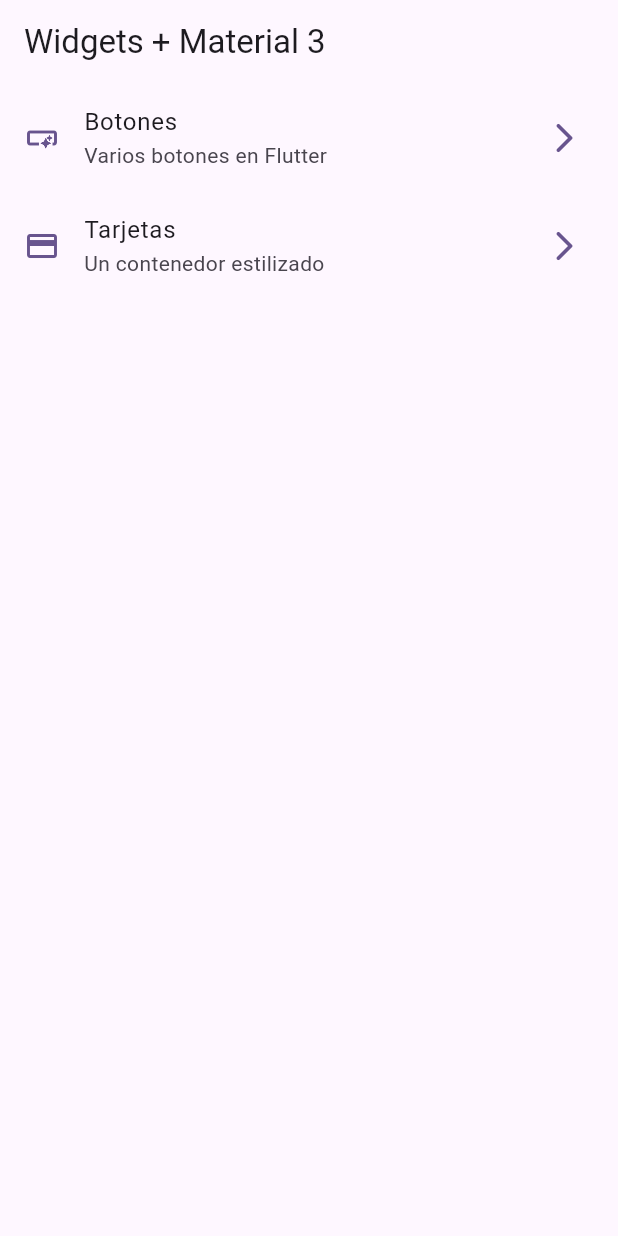
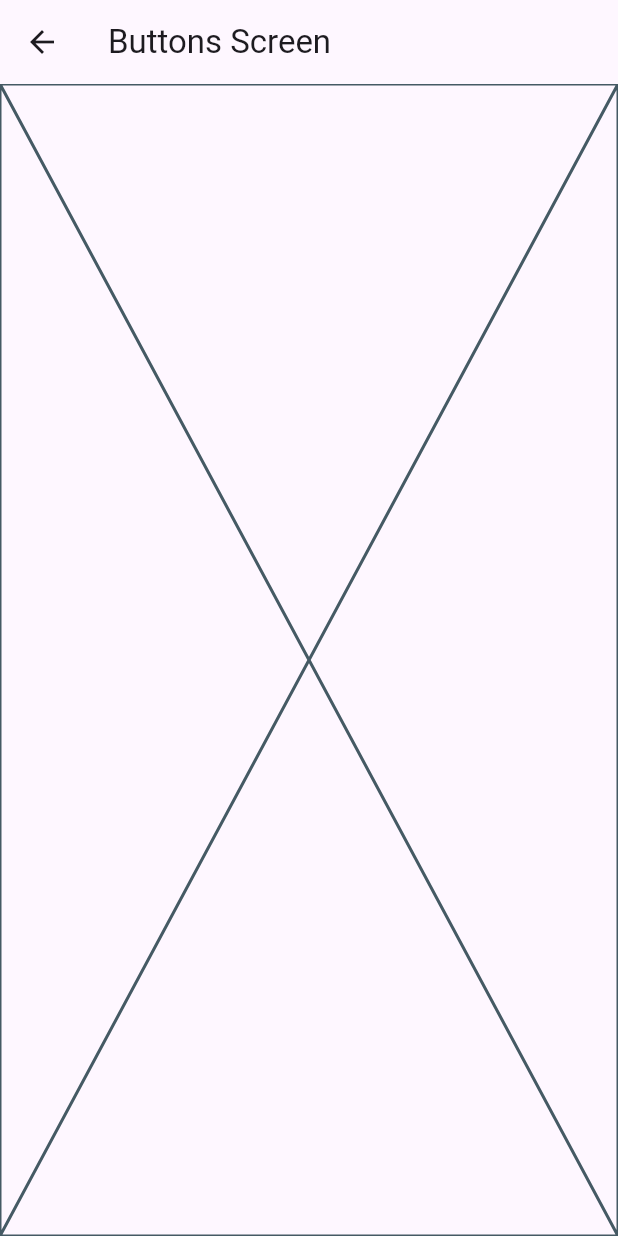
Before and after one commit to edgonzalez24/Flutter--Mobile-apps, a Flutter app: the screen it shows after launch, after a tap on "Botones", on a phone screen of 412 x 824 dp. Run offline on Flutter 3.47's test engine with Material 3 defaults, Android fonts, the phone set to English and light mode, and no system bars; our stand-ins replace animate_do, dio, video_player.

Commit message:
feat: Add ButtonsScreen and CardsScreen with navigation routes

```diff
--- a/widgets_app/lib/main.dart
+++ b/widgets_app/lib/main.dart
@@ -1,5 +1,7 @@
 import 'package:flutter/material.dart';
 import 'package:widgets_app/config/theme/app_theme.dart';
+import 'package:widgets_app/presentation/screens/buttons/buttons_screen.dart';
+import 'package:widgets_app/presentation/screens/cards/cards_screen.dart';
 import 'package:widgets_app/presentation/screens/home/home_screen.dart';
 
 void main() {
@@ -17,6 +19,10 @@
       title: 'Flutter Demo',
       theme: AppTheme(selectedColor: 3).getTheme(),
       home: HomeScreen(),
+      routes: {
+        '/buttons': (context) => const ButtonsScreen(),
+        '/cards': (context) => const CardsScreen(),
+      },
     );
   }
 }
--- /dev/null
+++ b/widgets_app/lib/presentation/screens/buttons/buttons_screen.dart
@@ -0,0 +1,15 @@
+import 'package:flutter/material.dart';
+
+class ButtonsScreen extends StatelessWidget {
+  const ButtonsScreen({super.key});
+
+  @override
+  Widget build(BuildContext context) {
+    return Scaffold(
+      appBar: AppBar(
+        title: const Text('Buttons Screen'),
+      ),
+      body: Placeholder(),
+    );
+  }
+}
--- a/widgets_app/lib/presentation/widgets/home/home_view_widget.dart
+++ b/widgets_app/lib/presentation/widgets/home/home_view_widget.dart
@@ -1,5 +1,6 @@
 import 'package:flutter/material.dart';
 import 'package:widgets_app/config/menu/menu_item.dart';
+import 'package:widgets_app/presentation/screens/buttons/buttons_screen.dart';
 
 class HomeViewWidget extends StatelessWidget {
   const HomeViewWidget({super.key});
@@ -33,9 +34,12 @@
       subtitle: Text(menuItem.subtitle),
       trailing: Icon(Icons.arrow_forward_ios_rounded, color: colors.primary),
       onTap: () {
-        Tooltip(
-          message: 'Navegando a ${menuItem.title}',
-        );
+        // Navigator.of(context).push(
+        //   MaterialPageRoute<void>(
+        //     builder: (context) => ButtonsScreen(), // Replace with the appropriate screen based on menuItem
+        //   ),
+        // );
+        Navigator.pushNamed(context, menuItem.link);
       }
     );
   }
```
Also changed, not shown: widgets_app/lib/presentation/screens/cards/cards_screen.dart (added, +15 -0 lines).
